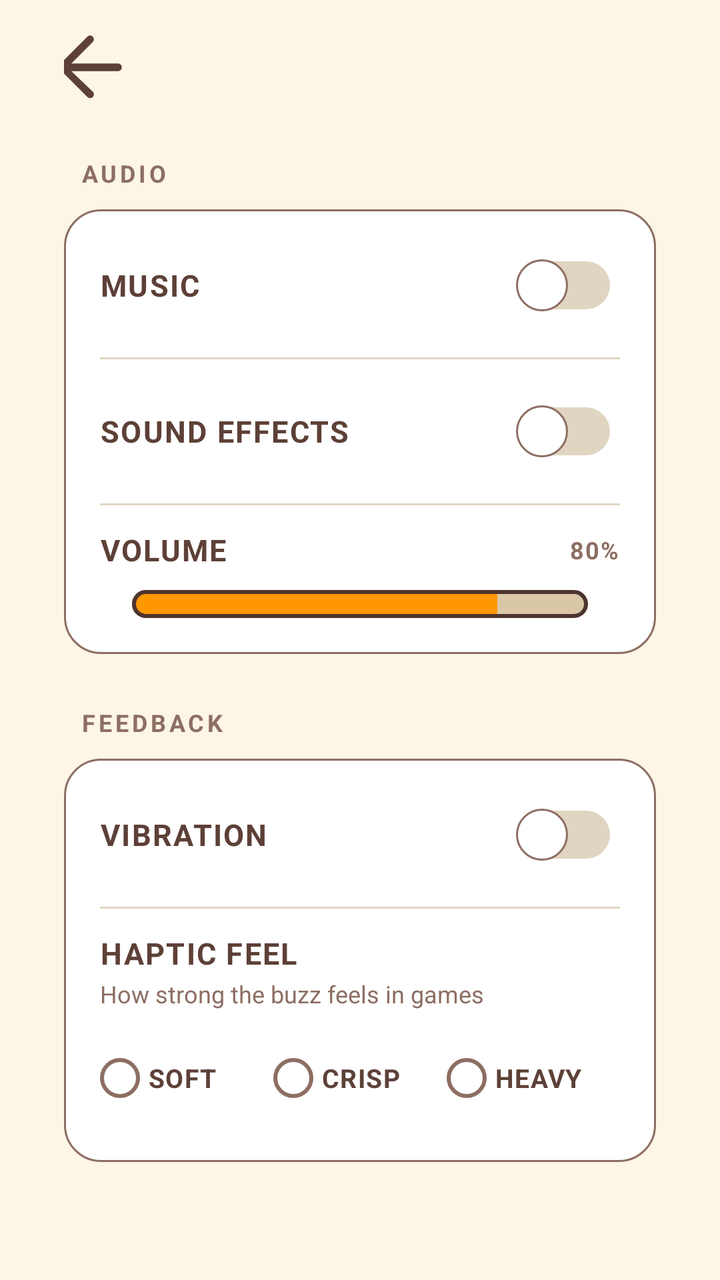
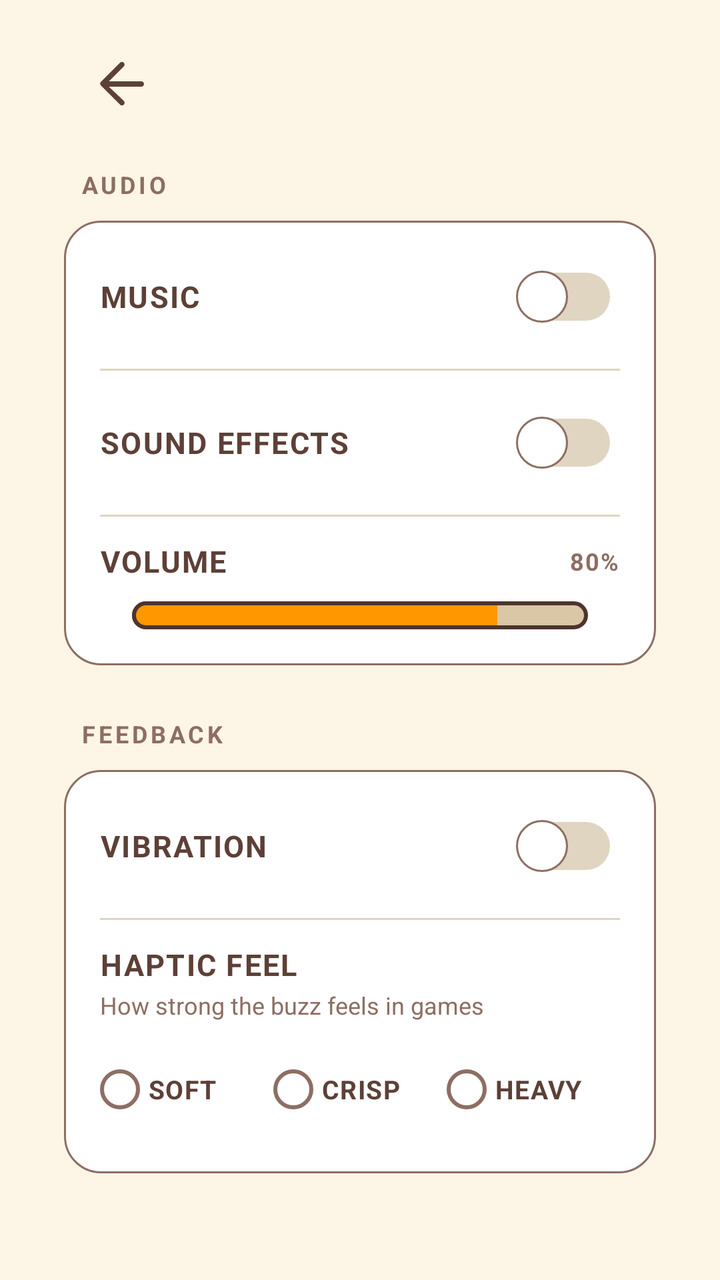

An Android layout rendered at two revisions. The XML below is the earlier revision; the diff shows what the commit changed to produce the second picture.
<!-- AndroidManifest.xml: activity theme Theme.Shell -->
<!-- res/layout/activity_settings.xml -->
﻿<?xml version="1.0" encoding="utf-8"?>
<androidx.constraintlayout.widget.ConstraintLayout xmlns:android="http://schemas.android.com/apk/res/android"
    xmlns:app="http://schemas.android.com/apk/res-auto"
    android:layout_width="match_parent"
    android:layout_height="match_parent"
    android:paddingStart="@dimen/screen_margin"
    android:paddingEnd="@dimen/screen_margin"
    android:paddingTop="@dimen/standard_spacing"
    android:paddingBottom="@dimen/screen_margin">

    <ImageButton
        android:id="@+id/btnBack"
        android:layout_width="46dp"
        android:layout_height="46dp"
        android:layout_marginStart="-12dp"
        android:layout_marginTop="-6dp"
        android:background="?attr/selectableItemBackgroundBorderless"
        android:contentDescription="@string/back"
        android:scaleType="fitCenter"
        android:src="@drawable/ic_back_arrow"
        app:layout_constraintStart_toStartOf="parent"
        app:layout_constraintTop_toTopOf="parent" />
        android:layout_width="0dp"
        android:layout_height="wrap_content"
        android:layout_marginStart="10dp"
        android:letterSpacing="0.04"
        android:maxLines="1"
        android:shadowColor="#33FFFFFF"
        android:shadowDx="0"
        android:shadowDy="3"
        android:shadowRadius="0"
        android:text="@string/settings"
        android:textAlignment="center"
        android:textAllCaps="true"
        android:textColor="@color/studio_on_background"
        android:textSize="21sp"
        android:textStyle="bold"
        app:autoSizeMaxTextSize="21sp"
        app:autoSizeMinTextSize="12sp"
        app:autoSizeStepGranularity="1sp"
        app:autoSizeTextType="uniform"
        app:layout_constraintBottom_toBottomOf="@id/btnBack"
        app:layout_constraintEnd_toEndOf="parent"
        app:layout_constraintStart_toEndOf="@id/btnBack"
        app:layout_constraintTop_toTopOf="@id/btnBack" />

    <androidx.core.widget.NestedScrollView
        android:id="@+id/settingsScroll"
        android:layout_width="0dp"
        android:layout_height="0dp"
        android:layout_marginTop="16dp"
        android:clipToPadding="false"
        android:fillViewport="true"
        android:scrollbars="none"
        app:layout_constraintBottom_toBottomOf="parent"
        app:layout_constraintEnd_toEndOf="parent"
        app:layout_constraintStart_toStartOf="parent"
        app:layout_constraintTop_toBottomOf="@id/btnBack">

        <LinearLayout
            android:layout_width="match_parent"
            android:layout_height="wrap_content"
            android:orientation="vertical"
            android:paddingBottom="24dp">

            
            <TextView
                style="@style/SectionLabel"
                android:text="@string/section_audio" />

            <LinearLayout
                android:layout_width="match_parent"
                android:layout_height="wrap_content"
                android:layout_marginBottom="20dp"
                android:background="@drawable/bg_settings_card"
                android:orientation="vertical"
                android:paddingStart="18dp"
                android:paddingTop="14dp"
                android:paddingEnd="18dp"
                android:paddingBottom="18dp">

                <LinearLayout
                    android:layout_width="match_parent"
                    android:layout_height="wrap_content"
                    android:gravity="center_vertical"
                    android:orientation="horizontal">

                    <TextView
                        style="@style/RowLabel"
                        android:layout_width="0dp"
                        android:layout_weight="1"
                        android:text="@string/row_music" />

                    <androidx.appcompat.widget.SwitchCompat
                        android:id="@+id/swMusic"
                        android:layout_width="wrap_content"
                        android:layout_height="wrap_content"
                        android:thumb="@drawable/switch_thumb"
                        app:track="@drawable/switch_track" />
                </LinearLayout>

                <View
                    android:layout_width="match_parent"
                    android:layout_height="1dp"
                    android:layout_marginTop="12dp"
                    android:layout_marginBottom="12dp"
                    android:background="@color/studio_muted" />

                <LinearLayout
                    android:layout_width="match_parent"
                    android:layout_height="wrap_content"
                    android:gravity="center_vertical"
                    android:orientation="horizontal">

                    <TextView
                        style="@style/RowLabel"
                        android:layout_width="0dp"
                        android:layout_weight="1"
                        android:text="@string/row_sfx" />

                    <androidx.appcompat.widget.SwitchCompat
                        android:id="@+id/swSound"
                        android:layout_width="wrap_content"
                        android:layout_height="wrap_content"
                        android:thumb="@drawable/switch_thumb"
                        app:track="@drawable/switch_track" />
                </LinearLayout>

                <View
                    android:layout_width="match_parent"
                    android:layout_height="1dp"
                    android:layout_marginTop="12dp"
                    android:layout_marginBottom="12dp"
                    android:background="@color/studio_muted" />

                <LinearLayout
                    android:layout_width="match_parent"
                    android:layout_height="wrap_content"
                    android:gravity="center_vertical"
                    android:orientation="horizontal">

                    <TextView
                        style="@style/RowLabel"
                        android:layout_width="0dp"
                        android:layout_weight="1"
                        android:text="@string/row_volume" />

                    <TextView
                        android:id="@+id/volValue"
                        android:layout_width="wrap_content"
                        android:layout_height="wrap_content"
                        android:letterSpacing="0.06"
                        android:text="80%"
                        android:textColor="@color/studio_border"
                        android:textSize="12sp"
                        android:textStyle="bold" />
                </LinearLayout>

                <SeekBar
                    android:id="@+id/seekVolume"
                    android:layout_width="match_parent"
                    android:layout_height="wrap_content"
                    android:layout_marginTop="10dp"
                    android:max="100"
                    android:maxHeight="14dp"
                    android:minHeight="14dp"
                    android:progress="80"
                    android:progressDrawable="@drawable/seek_progress"
                    android:splitTrack="false"
                    android:thumb="@drawable/seek_thumb" />
            </LinearLayout>

            
            <TextView
                style="@style/SectionLabel"
                android:text="@string/section_feedback" />

            <LinearLayout
                android:layout_width="match_parent"
                android:layout_height="wrap_content"
                android:layout_marginBottom="20dp"
                android:background="@drawable/bg_settings_card"
                android:orientation="vertical"
                android:paddingStart="18dp"
                android:paddingTop="14dp"
                android:paddingEnd="18dp"
                android:paddingBottom="18dp">

                <LinearLayout
                    android:layout_width="match_parent"
                    android:layout_height="wrap_content"
                    android:gravity="center_vertical"
                    android:orientation="horizontal">

                    <TextView
                        style="@style/RowLabel"
                        android:layout_width="0dp"
                        android:layout_weight="1"
                        android:text="@string/row_vibration" />

                    <androidx.appcompat.widget.SwitchCompat
                        android:id="@+id/swVibe"
                        android:layout_width="wrap_content"
                        android:layout_height="wrap_content"
                        android:thumb="@drawable/switch_thumb"
                        app:track="@drawable/switch_track" />
                </LinearLayout>

                <View
                    android:layout_width="match_parent"
                    android:layout_height="1dp"
                    android:layout_marginTop="12dp"
                    android:layout_marginBottom="12dp"
                    android:background="@color/studio_muted" />

                <TextView
                    style="@style/RowLabel"
                    android:text="@string/row_haptic_feel" />

                <TextView
                    style="@style/RowHint"
                    android:layout_marginTop="2dp"
                    android:text="@string/row_haptic_feel_hint" />

                <RadioGroup
                    android:id="@+id/hapticGroup"
                    android:layout_width="match_parent"
                    android:layout_height="wrap_content"
                    android:layout_marginTop="10dp"
                    android:orientation="horizontal">

                    <RadioButton
                        android:id="@+id/rbHapticSoft"
                        android:layout_width="0dp"
                        android:layout_height="wrap_content"
                        android:layout_weight="1"
                        android:button="@drawable/radio_shell"
                        android:buttonTint="@color/radio_tint"
                        android:letterSpacing="0.04"
                        android:paddingStart="4dp"
                        android:paddingEnd="4dp"
                        android:text="@string/haptic_soft"
                        android:textAllCaps="true"
                        android:textColor="@color/studio_on_surface"
                        android:textSize="13sp"
                        android:textStyle="bold" />

                    <RadioButton
                        android:id="@+id/rbHapticCrisp"
                        android:layout_width="0dp"
                        android:layout_height="wrap_content"
                        android:layout_weight="1"
                        android:button="@drawable/radio_shell"
                        android:buttonTint="@color/radio_tint"
                        android:letterSpacing="0.04"
                        android:paddingStart="4dp"
                        android:paddingEnd="4dp"
                        android:text="@string/haptic_crisp"
                        android:textAllCaps="true"
                        android:textColor="@color/studio_on_surface"
                        android:textSize="13sp"
                        android:textStyle="bold" />

                    <RadioButton
                        android:id="@+id/rbHapticHeavy"
                        android:layout_width="0dp"
                        android:layout_height="wrap_content"
                        android:layout_weight="1"
                        android:button="@drawable/radio_shell"
                        android:buttonTint="@color/radio_tint"
                        android:letterSpacing="0.04"
                        android:paddingStart="4dp"
                        android:paddingEnd="4dp"
                        android:text="@string/haptic_heavy"
                        android:textAllCaps="true"
                        android:textColor="@color/studio_on_surface"
                        android:textSize="13sp"
                        android:textStyle="bold" />
                </RadioGroup>
            </LinearLayout>

            
            <TextView
                style="@style/SectionLabel"
                android:text="@string/section_notifications" />

            <LinearLayout
                android:layout_width="match_parent"
                android:layout_height="wrap_content"
                android:layout_marginBottom="20dp"
                android:background="@drawable/bg_settings_card"
                android:orientation="vertical"
                android:paddingStart="18dp"
                android:paddingTop="14dp"
                android:paddingEnd="18dp"
                android:paddingBottom="18dp">

                <LinearLayout
                    android:layout_width="match_parent"
                    android:layout_height="wrap_content"
                    android:gravity="center_vertical"
                    android:orientation="horizontal">

                    <LinearLayout
                        android:layout_width="0dp"
                        android:layout_height="wrap_content"
                        android:layout_weight="1"
                        android:orientation="vertical">

                        <TextView
                            style="@style/RowLabel"
                            android:text="@string/row_reminders" />

                        <TextView
                            style="@style/RowHint"
                            android:layout_marginTop="2dp"
                            android:text="@string/row_reminders_hint" />
                    </LinearLayout>

                    <androidx.appcompat.widget.SwitchCompat
                        android:id="@+id/swReminders"
                        android:layout_width="wrap_content"
                        android:layout_height="wrap_content"
                        android:thumb="@drawable/switch_thumb"
                        app:track="@drawable/switch_track" />
                </LinearLayout>

                <View
                    android:layout_width="match_parent"
                    android:layout_height="1dp"
                    android:layout_marginTop="12dp"
                    android:layout_marginBottom="12dp"
                    android:background="@color/studio_muted" />

                <TextView
                    style="@style/RowLabel"
                    android:text="@string/row_reminder_time" />

                <RadioGroup
                    android:id="@+id/slotGroup"
                    android:layout_width="match_parent"
                    android:layout_height="wrap_content"
                    android:layout_marginTop="10dp"
                    android:orientation="horizontal">

                    <RadioButton
                        android:id="@+id/rbSlotMorning"
                        android:layout_width="0dp"
                        android:layout_height="wrap_content"
                        android:layout_weight="1"
                        android:button="@drawable/radio_shell"
                        android:buttonTint="@color/radio_tint"
                        android:letterSpacing="0.04"
                        android:paddingStart="4dp"
                        android:paddingEnd="4dp"
                        android:text="@string/slot_morning"
                        android:textAllCaps="true"
                        android:textColor="@color/studio_on_surface"
                        android:textSize="13sp"
                        android:textStyle="bold" />

                    <RadioButton
                        android:id="@+id/rbSlotAfternoon"
                        android:layout_width="0dp"
                        android:layout_height="wrap_content"
                        android:layout_weight="1"
                        android:button="@drawable/radio_shell"
                        android:buttonTint="@color/radio_tint"
                        android:letterSpacing="0.04"
                        android:paddingStart="4dp"
                        android:paddingEnd="4dp"
                        android:text="@string/slot_afternoon"
                        android:textAllCaps="true"
                        android:textColor="@color/studio_on_surface"
                        android:textSize="13sp"
                        android:textStyle="bold" />

                    <RadioButton
                        android:id="@+id/rbSlotEvening"
                        android:layout_width="0dp"
                        android:layout_height="wrap_content"
                        android:layout_weight="1"
                        android:button="@drawable/radio_shell"
                        android:buttonTint="@color/radio_tint"
                        android:letterSpacing="0.04"
                        android:paddingStart="4dp"
                        android:paddingEnd="4dp"
                        android:text="@string/slot_evening"
                        android:textAllCaps="true"
                        android:textColor="@color/studio_on_surface"
                        android:textSize="13sp"
                        android:textStyle="bold" />
                </RadioGroup>

                <View
                    android:layout_width="match_parent"
                    android:layout_height="1dp"
                    android:layout_marginTop="12dp"
                    android:layout_marginBottom="12dp"
                    android:background="@color/studio_muted" />

                <TextView
                    android:id="@+id/btnTestNotif"
                    android:layout_width="match_parent"
                    android:layout_height="44dp"
                    android:layout_marginTop="14dp"
                    android:background="@drawable/bg_small_button"
                    android:gravity="center"
                    android:letterSpacing="0.06"
                    android:text="@string/btn_send_test"
                    android:textAllCaps="true"
                    android:textColor="@color/white"
                    android:textSize="13sp"
                    android:textStyle="bold"
                    android:visibility="gone" />
            </LinearLayout>

            
            <TextView
                style="@style/SectionLabel"
                android:text="@string/section_interface" />

            <LinearLayout
                android:layout_width="match_parent"
                android:layout_height="wrap_content"
                android:background="@drawable/bg_settings_card"
                android:orientation="vertical"
                android:paddingStart="18dp"
                android:paddingTop="14dp"
                android:paddingEnd="18dp"
                android:paddingBottom="18dp">

                <TextView
                    style="@style/RowLabel"
                    android:text="@string/row_theme" />

                <TextView
                    style="@style/RowHint"
                    android:layout_marginTop="2dp"
                    android:text="@string/row_theme_hint" />

                <RadioGroup
                    android:id="@+id/themeGroup"
                    android:layout_width="match_parent"
                    android:layout_height="wrap_content"
                    android:layout_marginTop="10dp"
                    android:orientation="horizontal">

                    <RadioButton
                        android:id="@+id/rbThemeLight"
                        android:layout_width="0dp"
                        android:layout_height="wrap_content"
                        android:layout_weight="1"
                        android:button="@drawable/radio_shell"
                        android:buttonTint="@color/radio_tint"
                        android:letterSpacing="0.04"
                        android:paddingStart="4dp"
                        android:paddingEnd="4dp"
                        android:text="@string/theme_light"
                        android:textAllCaps="true"
                        android:textColor="@color/studio_on_surface"
                        android:textSize="13sp"
                        android:textStyle="bold" />

                    <RadioButton
                        android:id="@+id/rbThemeDark"
                        android:layout_width="0dp"
                        android:layout_height="wrap_content"
                        android:layout_weight="1"
                        android:button="@drawable/radio_shell"
                        android:buttonTint="@color/radio_tint"
                        android:letterSpacing="0.04"
                        android:paddingStart="4dp"
                        android:paddingEnd="4dp"
                        android:text="@string/theme_dark"
                        android:textAllCaps="true"
                        android:textColor="@color/studio_on_surface"
                        android:textSize="13sp"
                        android:textStyle="bold" />
                </RadioGroup>

                <View
                    android:layout_width="match_parent"
                    android:layout_height="1dp"
                    android:layout_marginTop="12dp"
                    android:layout_marginBottom="12dp"
                    android:background="@color/studio_muted" />

                <LinearLayout
                    android:layout_width="match_parent"
                    android:layout_height="wrap_content"
                    android:gravity="center_vertical"
                    android:orientation="horizontal">

                    <LinearLayout
                        android:layout_width="0dp"
                        android:layout_height="wrap_content"
                        android:layout_weight="1"
                        android:orientation="vertical">

                        <TextView
                            style="@style/RowLabel"
                            android:text="@string/row_developer_mode" />

                        <TextView
                            style="@style/RowHint"
                            android:layout_marginTop="2dp"
                            android:text="@string/row_developer_mode_hint" />
                    </LinearLayout>

                    <androidx.appcompat.widget.SwitchCompat
                        android:id="@+id/swDev"
                        android:layout_width="wrap_content"
                        android:layout_height="wrap_content"
                        android:thumb="@drawable/switch_thumb"
                        app:track="@drawable/switch_track" />
                </LinearLayout>
            </LinearLayout>

            <TextView
                android:layout_width="match_parent"
                android:layout_height="wrap_content"
                android:layout_marginTop="4dp"
                android:gravity="center"
                android:text="@string/footer_brand"
                android:textColor="@color/studio_border"
                android:textSize="12sp"
                android:textStyle="bold" />
        </LinearLayout>
    </androidx.core.widget.NestedScrollView>
</androidx.constraintlayout.widget.ConstraintLayout>
<!-- resources referenced by this layout -->
<resources>
  <color name="studio_border">#8D6E63</color>
  <color name="studio_muted">#E0D5C1</color>
  <color name="studio_on_background">#5D4037</color>
  <color name="studio_on_surface">#5D4037</color>
  <color name="white">#FFFFFFFF</color>
  <dimen name="screen_margin">32dp</dimen>
  <dimen name="standard_spacing">16dp</dimen>
  <!-- drawable bg_settings_card (drawable) -->
  <?xml version="1.0" encoding="utf-8"?>
  
  <shape xmlns:android="http://schemas.android.com/apk/res/android"
      android:shape="rectangle">
      <corners android:radius="18dp" />
      <solid android:color="@color/studio_surface" />
      <stroke android:width="1dp" android:color="@color/studio_border" />
  </shape>
  <!-- drawable bg_small_button (drawable) -->
  <?xml version="1.0" encoding="utf-8"?>
  <shape xmlns:android="http://schemas.android.com/apk/res/android"
      android:shape="rectangle">
      <corners android:radius="14dp" />
      <solid android:color="@color/studio_primary" />
  </shape>
  <!-- drawable radio_shell (drawable) -->
  <?xml version="1.0" encoding="utf-8"?>
  
  <selector xmlns:android="http://schemas.android.com/apk/res/android">
      <item android:state_checked="true" android:drawable="@drawable/radio_on" />
      <item android:drawable="@drawable/radio_off" />
  </selector>
  <string name="back">Back</string>
  <string name="btn_send_test">Send test notification</string>
  <string name="footer_brand">Redundant Studios · v1.0</string>
  <string name="haptic_crisp">Crisp</string>
  <string name="haptic_heavy">Heavy</string>
  <string name="haptic_soft">Soft</string>
  <string name="row_developer_mode">Developer mode</string>
  <string name="row_developer_mode_hint">Adds in-game test tools (bot speed test)</string>
  <string name="row_haptic_feel">Haptic feel</string>
  <string name="row_haptic_feel_hint">How strong the buzz feels in games</string>
  <string name="row_music">Music</string>
  <string name="row_reminder_time">Reminder time</string>
  <string name="row_reminders">Reminders</string>
  <string name="row_reminders_hint">A gentle daily nudge, never while you play</string>
  <string name="row_sfx">Sound effects</string>
  <string name="row_theme">Theme</string>
  <string name="row_theme_hint">Applies to the whole shell</string>
  <string name="row_vibration">Vibration</string>
  <string name="row_volume">Volume</string>
  <string name="section_audio">Audio</string>
  <string name="section_feedback">Feedback</string>
  <string name="section_interface">Interface</string>
  <string name="section_notifications">Notifications</string>
  <string name="settings">Settings</string>
  <string name="slot_afternoon">Noon</string>
  <string name="slot_evening">Evening</string>
  <string name="slot_morning">Morning</string>
  <string name="theme_dark">Dark</string>
  <string name="theme_light">Light</string>
  <style name="RowHint">
          <item name="android:layout_width">wrap_content</item>
          <item name="android:layout_height">wrap_content</item>
          <item name="android:textColor">@color/studio_border</item>
          <item name="android:textSize">12sp</item>
      </style>
  <style name="RowLabel">
          <item name="android:layout_width">wrap_content</item>
          <item name="android:layout_height">wrap_content</item>
          <item name="android:textColor">@color/studio_on_surface</item>
          <item name="android:textSize">15sp</item>
          <item name="android:textStyle">bold</item>
          <item name="android:textAllCaps">true</item>
          <item name="android:letterSpacing">0.05</item>
      </style>
  <color name="studio_surface">#FFFFFF</color>
  <color name="studio_primary">#4CAF50</color>
  <color name="studio_border_dark">#4E342E</color>
  <color name="studio_accent">#FF9800</color>
  <color name="studio_ink">#5D4037</color>
  <color name="studio_background">#FDF5E6</color>
  <!-- unchanged entries left out for length: 9 -->
</resources>

<!-- the commit's change to res/layout/activity_settings.xml (unified diff, before → after) -->
@@ -10,12 +10,13 @@
 
     <ImageButton
         android:id="@+id/btnBack"
-        android:layout_width="46dp"
-        android:layout_height="46dp"
-        android:layout_marginStart="-12dp"
-        android:layout_marginTop="-6dp"
+        android:layout_width="40dp"
+        android:layout_height="40dp"
+        android:layout_marginStart="8dp"
+        android:layout_marginTop="6dp"
         android:background="?attr/selectableItemBackgroundBorderless"
         android:contentDescription="@string/back"
+        android:padding="4dp"
         android:scaleType="fitCenter"
         android:src="@drawable/ic_back_arrow"
         app:layout_constraintStart_toStartOf="parent"
